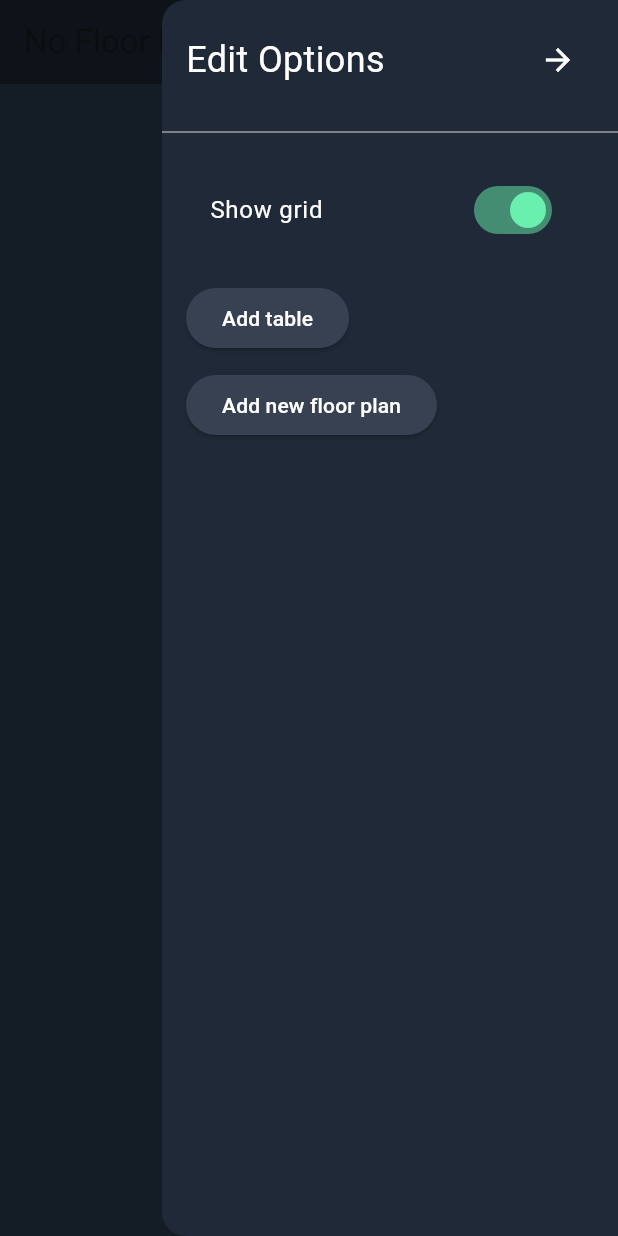
After one commit to ilyasschah/pos_app, a Flutter app: the FloorPlanScreen screen opened directly, after a tap on the "menu" icon, after a tap on "Floor plan / table settings", on a phone screen of 412 x 824 dp. The commit adds this screen. Run offline on Flutter 3.47's test engine with Material 3 defaults, Android fonts, the phone set to English and light mode, and no system bars; our stand-ins replace dio, flutter_riverpod, image_picker, shared_preferences; accounts and stored records are empty; network calls fail.

Commit message:
feat: Implement Floor Plan and Table management with API providers, state management, and UI components

```diff
--- /dev/null
+++ b/lib/floor_plan/floor_plan_screen.dart
@@ -0,0 +1,115 @@
+import 'package:flutter/material.dart';
+import 'package:flutter_riverpod/flutter_riverpod.dart';
+import 'package:pos_app/floor_plan_provider.dart';
+import 'package:pos_app/floor_plan_table_provider.dart';
+import 'widgets/table_widget.dart';
+import 'widgets/side_panel.dart';
+
+class FloorPlanScreen extends ConsumerWidget {
+  const FloorPlanScreen({Key? key}) : super(key: key);
+
+  @override
+  Widget build(BuildContext context, WidgetRef ref) {
+    // 1. Listen to API Providers
+    final plansAsync = ref.watch(allFloorPlansProvider);
+    final tablesAsync = ref.watch(tablesByFloorPlanProvider);
+
+    // 2. Listen to Local State
+    final fpState = ref.watch(floorPlanProvider);
+
+    return Scaffold(
+      backgroundColor: const Color(0xFF2C3E50), // Main dark background
+      endDrawer: const SidePanel(),
+      appBar: AppBar(
+        backgroundColor: const Color(0xFF1F2937), // Darker App Bar
+        title: plansAsync.when(
+          loading: () => const CircularProgressIndicator(),
+          error: (err, stack) => const Text("Error loading rooms"),
+          data: (plans) {
+            if (plans.isEmpty) return const Text("No Floor Plans");
+
+            // Auto-select first tab if none selected
+            if (fpState.activeFloorPlanId == null) {
+              Future.microtask(() => ref
+                  .read(floorPlanProvider.notifier)
+                  .setActiveFloorPlan(plans.first.id));
+            }
+
+            // Draw the tabs!
+            return SizedBox(
+              height: 50,
+              child: ListView.builder(
+                scrollDirection: Axis.horizontal,
+                itemCount: plans.length,
+                itemBuilder: (context, index) {
+                  final plan = plans[index];
+                  final isActive = fpState.activeFloorPlanId == plan.id;
+
+                  return InkWell(
+                    onTap: () => ref
+                        .read(floorPlanProvider.notifier)
+                        .setActiveFloorPlan(plan.id),
+                    child: Container(
+                      padding: const EdgeInsets.symmetric(
+                          horizontal: 24, vertical: 12),
+                      decoration: BoxDecoration(
+                          color: isActive
+                              ? const Color(0xFFD81B60)
+                              : Colors.transparent, // Pink active tab
+                          border: Border(
+                              bottom: BorderSide(
+                            color: const Color(0xFFD81B60),
+                            width: isActive ? 0 : 2,
+                          ))),
+                      child: Center(
+                        child: Text(plan.name,
+                            style: const TextStyle(
+                                color: Colors.white, fontSize: 16)),
+                      ),
+                    ),
+                  );
+                },
+              ),
+            );
+          },
+        ),
+        actions: [
+          Builder(
+            builder: (context) => IconButton(
+              icon: const Icon(Icons.menu, color: Colors.white),
+              onPressed: () => Scaffold.of(context).openEndDrawer(),
+            ),
+          )
+        ],
+      ),
+
+      // THE CANVAS
+      body: GestureDetector(
+        // Deselect table when tapping the empty floor
+        onTap: () =>
+            ref.read(floorPlanTableProvider.notifier).selectTable(null),
+        child: Container(
+          width: double.infinity,
+          height: double.infinity,
+          color: Colors.transparent, // Allows gestures on empty space
+          child: tablesAsync.when(
+            loading: () => const Center(child: CircularProgressIndicator()),
+            error: (err, stack) => const Center(
+                child: Text("Error loading tables",
+                    style: TextStyle(color: Colors.white))),
+            data: (tables) {
+              return Stack(
+                children: [
+                  // TODO: Draw Grid CustomPaint here if fpState.showGrid is true
+
+                  // Render all tables
+                  ...tables.map((t) => TableWidget(table: t)).toList(),
+                ],
+              );
+            },
+          ),
+        ),
+      ),
+    );
+  }
+}
--- /dev/null
+++ b/lib/floor_plan/widgets/side_panel.dart
@@ -0,0 +1,175 @@
+import 'package:flutter/material.dart';
+import 'package:flutter_riverpod/flutter_riverpod.dart';
+import 'package:pos_app/floor_plan_provider.dart';
+import 'package:pos_app/floor_plan_table.dart';
+import 'package:pos_app/floor_plan_table_provider.dart';
+
+class SidePanel extends ConsumerWidget {
+  const SidePanel({Key? key}) : super(key: key);
+
+  @override
+  Widget build(BuildContext context, WidgetRef ref) {
+    final fpState = ref.watch(floorPlanProvider);
+    final selectedTableId = ref.watch(floorPlanTableProvider);
+
+    return Drawer(
+      backgroundColor: const Color(0xFF1F2937),
+      child: SafeArea(
+        child: Column(
+          crossAxisAlignment: CrossAxisAlignment.start,
+          children: [
+            Padding(
+              padding: const EdgeInsets.all(16.0),
+              child: Row(
+                mainAxisAlignment: MainAxisAlignment.spaceBetween,
+                children: [
+                  Text(fpState.isEditMode ? "Edit Options" : "Options",
+                      style:
+                          const TextStyle(color: Colors.white, fontSize: 24)),
+                  // Show an exit arrow if they are in Edit Mode
+                  if (fpState.isEditMode)
+                    IconButton(
+                      icon:
+                          const Icon(Icons.arrow_forward, color: Colors.white),
+                      onPressed: () {
+                        ref
+                            .read(floorPlanProvider.notifier)
+                            .toggleEditMode(false);
+                        ref
+                            .read(floorPlanTableProvider.notifier)
+                            .selectTable(null);
+                      },
+                    )
+                ],
+              ),
+            ),
+            const Divider(color: Colors.grey),
+
+            // Dynamic content based on mode
+            Expanded(
+              child: !fpState.isEditMode
+                  ? _buildMainMenu(context, ref)
+                  : (selectedTableId == null
+                      ? _buildRoomOptions(
+                          context, ref, fpState.activeFloorPlanId ?? 0)
+                      : _buildTableEditor(context, ref, selectedTableId)),
+            )
+          ],
+        ),
+      ),
+    );
+  }
+
+  // THE NEW MENU (Orders and Settings)
+  Widget _buildMainMenu(BuildContext context, WidgetRef ref) {
+    return ListView(
+      padding: EdgeInsets.zero,
+      children: [
+        ListTile(
+          leading: const Icon(Icons.list, color: Colors.white),
+          title:
+              const Text("Show orders", style: TextStyle(color: Colors.white)),
+          onTap: () {
+            ScaffoldMessenger.of(context).showSnackBar(
+                const SnackBar(content: Text("Show Orders coming soon")));
+          },
+        ),
+        const Divider(color: Colors.grey),
+        ListTile(
+          leading: const Icon(Icons.color_lens, color: Colors.white),
+          title: const Text("Floor plan / table settings",
+              style: TextStyle(color: Colors.white)),
+          onTap: () {
+            // Turn on edit mode!
+            ref.read(floorPlanProvider.notifier).toggleEditMode(true);
+          },
+        ),
+      ],
+    );
+  }
+
+  Widget _buildRoomOptions(
+      BuildContext context, WidgetRef ref, int activePlanId) {
+    final fpState = ref.watch(floorPlanProvider);
+
+    return ListView(
+      padding: const EdgeInsets.all(16),
+      children: [
+        // Toggles
+        SwitchListTile(
+          title: const Text("Show grid", style: TextStyle(color: Colors.white)),
+          value: fpState.showGrid,
+          activeColor: Colors.greenAccent,
+          onChanged: (val) =>
+              ref.read(floorPlanProvider.notifier).toggleShowGrid(val),
+        ),
+
+        // Buttons
+        const SizedBox(height: 20),
+        Wrap(
+          spacing: 10,
+          runSpacing: 10,
+          children: [
+            ElevatedButton(
+              style: ElevatedButton.styleFrom(
+                  backgroundColor: const Color(0xFF374151)),
+              onPressed: () {
+                // Add table logic
+                if (activePlanId != 0) {
+                  ref.read(floorPlanTableProvider.notifier).addTable(
+                      FloorPlanTable(
+                          id: 0,
+                          floorPlanId: activePlanId,
+                          name: "New Table",
+                          positionX: 50,
+                          positionY: 50,
+                          width: 80,
+                          height: 80,
+                          isRound: false));
+                }
+              },
+              child: const Text("Add table",
+                  style: TextStyle(color: Colors.white)),
+            ),
+            ElevatedButton(
+              style: ElevatedButton.styleFrom(
+                  backgroundColor: const Color(0xFF374151)),
+              onPressed: () {/* Add Floor Plan Logic */},
+              child: const Text("Add new floor plan",
+                  style: TextStyle(color: Colors.white)),
+            ),
+          ],
+        )
+      ],
+    );
+  }
+
+  // --- UI FROM IMAGE 3 (TABLE EDITOR) ---
+  Widget _buildTableEditor(BuildContext context, WidgetRef ref, int tableId) {
+    // Note: To show real-time changes without rebuilding the whole drawer heavily,
+    // we would pull the specific table from the tables list.
+    return ListView(
+      padding: const EdgeInsets.all(16),
+      children: [
+        ElevatedButton(
+          style: ElevatedButton.styleFrom(
+              backgroundColor: const Color(0xFF374151)),
+          onPressed: () {
+            ref.read(floorPlanTableProvider.notifier).deleteTable(tableId);
+          },
+          child: const Text("Remove selected table",
+              style: TextStyle(color: Colors.redAccent)),
+        ),
+        const SizedBox(height: 20),
+
+        // Size Controls
+        const Text("Height & Width", style: TextStyle(color: Colors.white)),
+        // We will add the + / - steppers from your UI here later
+        const Center(
+          child: Text("Use drag edges on table to resize (Coming soon)",
+              style: TextStyle(color: Colors.grey)),
+        )
+      ],
+    );
+  }
+}
--- a/lib/floor_plan_table_provider.dart
+++ b/lib/floor_plan_table_provider.dart
@@ -1,50 +1,90 @@
-import 'package:flutter/material.dart';
+import 'package:flutter_riverpod/flutter_riverpod.dart';
+import '../api_client.dart';
+import '../company_provider.dart';
+import 'floor_plan_provider.dart';
 import 'floor_plan_table.dart';
 
-class FloorPlanTableProvider extends ChangeNotifier {
-  List<FloorPlanTable> _tables = [];
-  int? _selectedTableId;
+// --- 1. API FETCH PROVIDER ---
+// Automatically fetches tables whenever the active Floor Plan (Tab) changes
+final tablesByFloorPlanProvider =
+    FutureProvider.autoDispose<List<FloorPlanTable>>((ref) async {
+  final companyId = ref.watch(selectedCompanyProvider)?.id;
+  final activeFloorPlanId = ref.watch(floorPlanProvider).activeFloorPlanId;
 
-  List<FloorPlanTable> get tables => _tables;
-  int? get selectedTableId => _selectedTableId;
+  if (companyId == null || activeFloorPlanId == null) return [];
 
-  FloorPlanTable? get selectedTable {
-    if (_selectedTableId == null) return null;
-    try {
-      return _tables.firstWhere((t) => t.id == _selectedTableId);
-    } catch (e) {
-      return null;
-    }
+  try {
+    final dio = createDio();
+    final response = await dio.get(
+      '/FloorPlanTables/GetByFloorPlanId',
+      queryParameters: {
+        'floorPlanId': activeFloorPlanId,
+        'companyId': companyId
+      },
+    );
+    return (response.data as List)
+        .map((j) => FloorPlanTable.fromJson(j))
+        .toList();
+  } catch (e) {
+    return [];
   }
+});
 
-  // We will call the API Service here later
-  void setTables(List<FloorPlanTable> newTables) {
-    _tables = newTables;
-    // Clear selection if the active floor plan changes
-    _selectedTableId = null;
-    notifyListeners();
+// --- 2. STATE MANAGEMENT (Selection & Math) ---
+class FloorPlanTableNotifier extends Notifier<int?> {
+  @override
+  int? build() {
+    return null;
   }
 
   void selectTable(int? id) {
-    _selectedTableId = id;
-    notifyListeners();
+    state = id;
   }
 
-  void updateTableGeometryLocally(int id, double x, double y) {
-    final index = _tables.indexWhere((t) => t.id == id);
-    if (index != -1) {
-      _tables[index].positionX = x;
-      _tables[index].positionY = y;
-      notifyListeners();
-    }
+  // --- API MUTATION METHODS ---
+  Future<void> addTable(FloorPlanTable table) async {
+    final companyId = ref.read(selectedCompanyProvider)?.id;
+    if (companyId == null) return;
+
+    final dio = createDio();
+    await dio.post('/FloorPlanTables/Add',
+        queryParameters: {'companyId': companyId}, data: table.toJson());
+
+    ref.invalidate(tablesByFloorPlanProvider);
   }
 
-  void updateTableSizeLocally(int id, double width, double height) {
-    final index = _tables.indexWhere((t) => t.id == id);
-    if (index != -1) {
-      _tables[index].width = width;
-      _tables[index].height = height;
-      notifyListeners();
-    }
+  Future<void> deleteTable(int id) async {
+    final companyId = ref.read(selectedCompanyProvider)?.id;
+    if (companyId == null) return;
+
+    final dio = createDio();
+    await dio.delete('/FloorPlanTables/Delete',
+        queryParameters: {'id': id, 'companyId': companyId});
+
+    if (state == id) state = null; // Deselect if deleted
+    ref.invalidate(tablesByFloorPlanProvider);
+  }
+
+  // Called when a user stops dragging a table in the UI
+  Future<void> updateTableGeometry(
+      int id, double x, double y, double width, double height) async {
+    final companyId = ref.read(selectedCompanyProvider)?.id;
+    if (companyId == null) return;
+
+    final dio = createDio();
+    await dio.patch('/FloorPlanTables/UpdateGeometry', queryParameters: {
+      'companyId': companyId
+    }, data: {
+      'id': id,
+      'positionX': x,
+      'positionY': y,
+      'width': width,
+      'height': height,
+    });
+
+    ref.invalidate(tablesByFloorPlanProvider);
   }
 }
+
+final floorPlanTableProvider = NotifierProvider<FloorPlanTableNotifier, int?>(
+    () => FloorPlanTableNotifier());
--- a/lib/login_screen.dart
+++ b/lib/login_screen.dart
@@ -5,6 +5,7 @@ import 'company_provider.dart';
 import 'company_model.dart';
 import 'settings_provider.dart';
 import 'menu_screen.dart';
+import 'package:pos_app/floor_plan/floor_plan_screen.dart';
 
 class LoginScreen extends ConsumerStatefulWidget {
   const LoginScreen({super.key});
@@ -17,8 +18,6 @@ class _LoginScreenState extends ConsumerState<LoginScreen> {
   @override
   void initState() {
     super.initState();
-    // Bypassing the company screen means we MUST set a default company
-    // before the UI tries to fetch users, otherwise the API throws an error.
     WidgetsBinding.instance.addPostFrameCallback((_) {
       final selectedCo = ref.read(selectedCompanyProvider);
       final defaultCoId = ref.read(defaultCompanyIdProvider);
@@ -112,7 +111,7 @@ class _LoginScreenState extends ConsumerState<LoginScreen> {
       onTap: () {
         ref.read(currentUserProvider.notifier).state = user;
         Navigator.of(context).pushReplacement(
-            MaterialPageRoute(builder: (context) => const MenuScreen()));
+            MaterialPageRoute(builder: (context) => const FloorPlanScreen()));
       },
       child: Card(
         elevation: 4,
```
Also changed, not shown: lib/floor_plan/widgets/table_widget.dart (added, +107 -0 lines), lib/floor_plan_provider.dart (+108 -31 lines).
